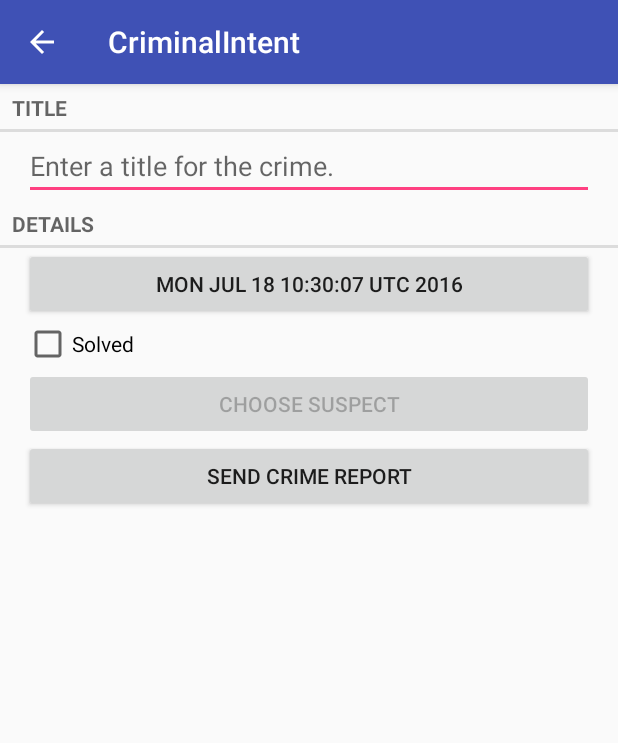
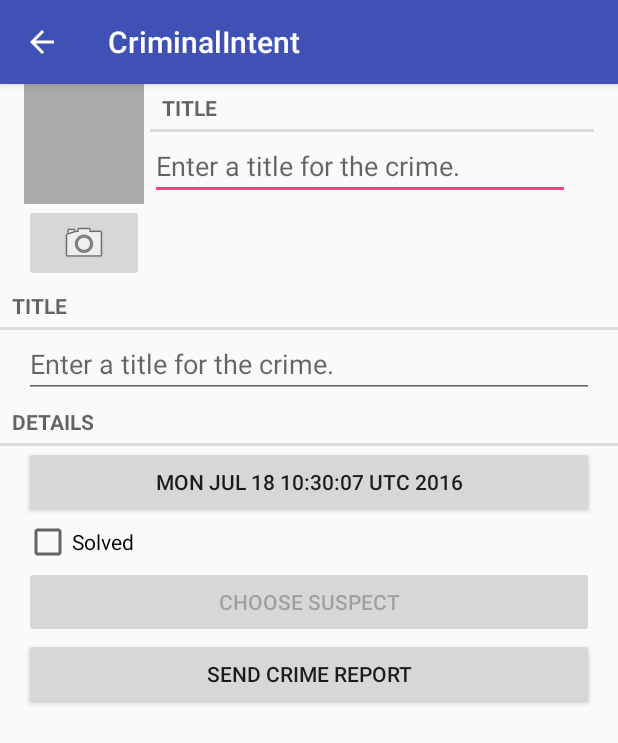
Before and after one commit to nilzyj/bignerdranchApp, an Android app: the CrimeFragment screen opened directly, with no data from a screen before it, on a phone screen of 412 x 824 dp. Shown: the top 743 px of the screen. Run offline under Robolectric (Android 15) with nearby library versions, the phone set to English and light mode, and no system bars.

Commit message:
P278 使用Intent拍照

```diff
--- a/CriminalIntent/app/src/main/AndroidManifest.xml
+++ b/CriminalIntent/app/src/main/AndroidManifest.xml
@@ -1,6 +1,11 @@
 <?xml version="1.0" encoding="utf-8"?>
 <manifest xmlns:android="http://schemas.android.com/apk/res/android"
           package="com.bignerdranch.android.criminalintent">
+
+    <uses-permission android:name="android.permission.READ_EXTERNAL_STORAGE"
+                     android:maxSdkVersion="18"/>
+    <uses-feature android:name="android.hardware.camera"
+                  android:required="false"/>
 
     <application
         android:allowBackup="true"
--- a/CriminalIntent/app/src/main/java/com/bignerdranch/android/criminalintent/Crime.java
+++ b/CriminalIntent/app/src/main/java/com/bignerdranch/android/criminalintent/Crime.java
@@ -62,4 +62,8 @@ public class Crime {
     public void setSolved(boolean solved) {
         mSolved = solved;
     }
+
+    public String getPhotoFilename() {
+        return "IMG_" + getId().toString() + ".jpg";
+    }
 }
--- a/CriminalIntent/app/src/main/java/com/bignerdranch/android/criminalintent/CrimeFragment.java
+++ b/CriminalIntent/app/src/main/java/com/bignerdranch/android/criminalintent/CrimeFragment.java
@@ -4,9 +4,11 @@ import android.app.Activity;
 import android.content.Intent;
 import android.content.pm.PackageManager;
 import android.database.Cursor;
+import android.graphics.Bitmap;
 import android.net.Uri;
 import android.os.Bundle;
 import android.provider.ContactsContract;
+import android.provider.MediaStore;
 import android.support.v4.app.Fragment;
 import android.support.v4.app.FragmentManager;
 import android.text.Editable;
@@ -19,9 +21,14 @@ import android.widget.Button;
 import android.widget.CheckBox;
 import android.widget.CompoundButton;
 import android.widget.EditText;
+import android.widget.ImageButton;
+import android.widget.ImageView;
 
+import java.io.File;
 import java.util.Date;
 import java.util.UUID;
+
+import javax.crypto.spec.IvParameterSpec;
 
 /**
  * Created by Administrator on 2016/7/14.
@@ -33,13 +40,17 @@ public class CrimeFragment extends Fragment {
 
     private static final int REQUEST_DATE = 0;
     private static final int REQUEST_CONTACT = 1;
+    private static final int REQUEST_PHOTO = 2;
 
     private Crime mCrime;
+    private File mPhotoFile;
     private EditText mTitleField;
     private Button mDateButton;
     private CheckBox mSolvedCheckBox;
     private Button mReportButton;
     private Button mSuspectButton;
+    private ImageButton mPhotoButton;
+    private ImageView mPhotoView;
 
     public static CrimeFragment newInstance(UUID crimeId) {
         Bundle args = new Bundle();
@@ -58,6 +69,7 @@ public class CrimeFragment extends Fragment {
 //                .getSerializableExtra(CrimeActivity.EXTRA_CRIME_ID);
         UUID crimeId = (UUID) getArguments().getSerializable(ARG_CRIME_ID);
         mCrime  = CrimeLab.get(getActivity()).getCrime(crimeId);
+        mPhotoFile = CrimeLab.get(getActivity()).getPhotoFile(mCrime);
     }
 
     @Override
@@ -97,6 +109,8 @@ public class CrimeFragment extends Fragment {
             } finally {
                 c.close();
             }
+        } else if (requestCode == REQUEST_PHOTO) {
+            updatePhotoView();
         }
     }
 
@@ -128,6 +142,16 @@ public class CrimeFragment extends Fragment {
         return report;
     }
 
+    private void updatePhotoView() {
+        if (mPhotoFile == null || !mPhotoFile.exists()) {
+            mPhotoView.setImageDrawable(null);
+        } else {
+            Bitmap bitmap = PictureUtils.getScaledBitmap(
+                    mPhotoFile.getPath(), getActivity());
+            mPhotoView.setImageBitmap(bitmap);
+        }
+    }
+
     @Override
     public View onCreateView(LayoutInflater inflater, ViewGroup container,
                              Bundle savedInstanceState) {
@@ -151,8 +175,6 @@ public class CrimeFragment extends Fragment {
 
             }
         });
-
-
 
         mDateButton = (Button)v.findViewById(R.id.crime_date);
         updateDate();
@@ -209,6 +231,27 @@ public class CrimeFragment extends Fragment {
             mSuspectButton.setEnabled(false);
         }
 
+        mPhotoButton = (ImageButton) v.findViewById(R.id.crime_camera);
+        final Intent captureImage = new Intent(MediaStore.ACTION_IMAGE_CAPTURE);
+        boolean canTakePhoto = mPhotoFile != null &&
+                captureImage.resolveActivity(packageManager) != null;
+        mPhotoButton.setEnabled(canTakePhoto);
+
+        if (canTakePhoto) {
+            Uri uri = Uri.fromFile(mPhotoFile);
+            captureImage.putExtra(MediaStore.EXTRA_OUTPUT, uri);
+        }
+
+        mPhotoButton.setOnClickListener(new View.OnClickListener() {
+            @Override
+            public void onClick(View v) {
+                startActivityForResult(captureImage, REQUEST_PHOTO);
+            }
+        });
+
+        mPhotoView = (ImageView) v.findViewById(R.id.crime_photo);
+        updatePhotoView();
+
         return v;
     }
 }
--- a/CriminalIntent/app/src/main/java/com/bignerdranch/android/criminalintent/CrimeLab.java
+++ b/CriminalIntent/app/src/main/java/com/bignerdranch/android/criminalintent/CrimeLab.java
@@ -4,12 +4,14 @@ import android.content.ContentValues;
 import android.content.Context;
 import android.database.Cursor;
 import android.database.sqlite.SQLiteDatabase;
+import android.os.Environment;
 
 import com.bignerdranch.android.criminalintent.database.CrimeBaseHelper;
 import com.bignerdranch.android.criminalintent.database.CrimeCursorWrapper;
 import com.bignerdranch.android.criminalintent.database.CrimeDbSchema;
 import com.bignerdranch.android.criminalintent.database.CrimeDbSchema.CrimeTable;
 
+import java.io.File;
 import java.util.ArrayList;
 import java.util.List;
 import java.util.UUID;
@@ -98,6 +100,18 @@ public class CrimeLab {
         }
     }
 
+    //定位图片文件
+    public File getPhotoFile(Crime crime) {
+        File externalFilesDir = mContext
+                .getExternalFilesDir(Environment.DIRECTORY_PICTURES);
+
+        if (externalFilesDir == null) {
+            return null;
+        }
+
+        return new File(externalFilesDir, crime.getPhotoFilename());
+    }
+
     public void updateCrime(Crime crime) {
         String uuidString = crime.getId().toString();
         ContentValues values = getContentValues(crime);
--- a/CriminalIntent/app/src/main/res/layout-land/fragment_crime.xml
+++ b/CriminalIntent/app/src/main/res/layout-land/fragment_crime.xml
@@ -3,6 +3,8 @@
               android:orientation="vertical"
               android:layout_width="match_parent"
               android:layout_height="wrap_content">
+
+    <include layout="@layout/view_camera_and_title"/>
 
     <TextView
         android:layout_width="match_parent"
--- a/CriminalIntent/app/src/main/res/layout/fragment_crime.xml
+++ b/CriminalIntent/app/src/main/res/layout/fragment_crime.xml
@@ -3,6 +3,8 @@
               android:orientation="vertical"
               android:layout_width="match_parent"
               android:layout_height="match_parent">
+
+    <include layout="@layout/view_camera_and_title"/>
 
     <TextView
         android:layout_width="match_parent"
--- /dev/null
+++ b/CriminalIntent/app/src/main/res/layout/view_camera_and_title.xml
@@ -0,0 +1,51 @@
+<?xml version="1.0" encoding="utf-8"?>
+<LinearLayout xmlns:android="http://schemas.android.com/apk/res/android"
+              android:layout_width="match_parent"
+              android:layout_height="wrap_content"
+              android:layout_marginLeft="16dp"
+              android:layout_marginRight="16dp">
+
+    <LinearLayout
+        android:layout_width="wrap_content"
+        android:layout_height="wrap_content"
+        android:orientation="vertical"
+        android:layout_marginRight="4dp">
+
+        <ImageView
+            android:id="@+id/crime_photo"
+            android:layout_width="80dp"
+            android:layout_height="80dp"
+            android:scaleType="centerInside"
+            android:background="@android:color/darker_gray"
+            android:cropToPadding="true"/>
+
+        <ImageButton
+            android:id="@+id/crime_camera"
+            android:layout_width="match_parent"
+            android:layout_height="wrap_content"
+            android:src="@android:drawable/ic_menu_camera"/>
+
+    </LinearLayout>
+
+    <LinearLayout
+        android:layout_width="wrap_content"
+        android:layout_height="wrap_content"
+        android:orientation="vertical"
+        android:layout_weight="1">
+
+        <TextView
+            android:layout_width="match_parent"
+            android:layout_height="wrap_content"
+            android:text="@string/crime_title_label"
+            style="?android:listSeparatorTextViewStyle"/>
+
+        <EditText
+            android:id="@+id/crime_title"
+            android:layout_width="match_parent"
+            android:layout_height="wrap_content"
+            android:layout_marginRight="16dp"
+            android:hint="@string/crime_title_hint"/>
+
+    </LinearLayout>
+
+</LinearLayout>
```
Also changed, not shown: CriminalIntent/app/src/main/java/com/bignerdranch/android/criminalintent/PictureUtils.java (added, +42 -0 lines).
